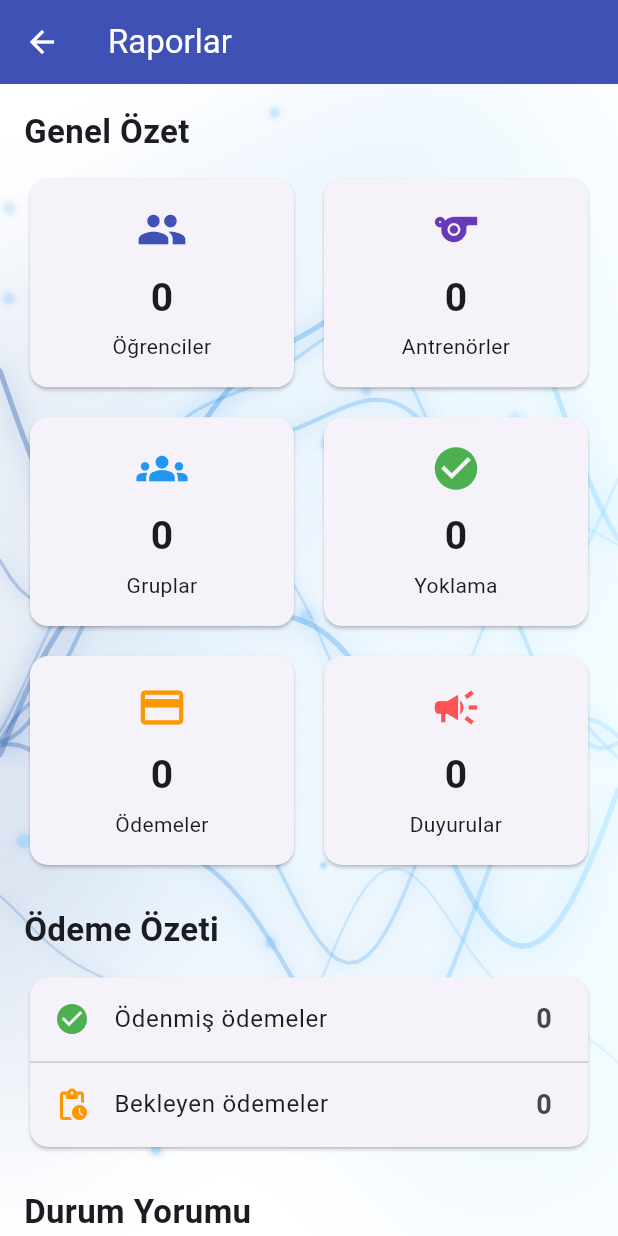
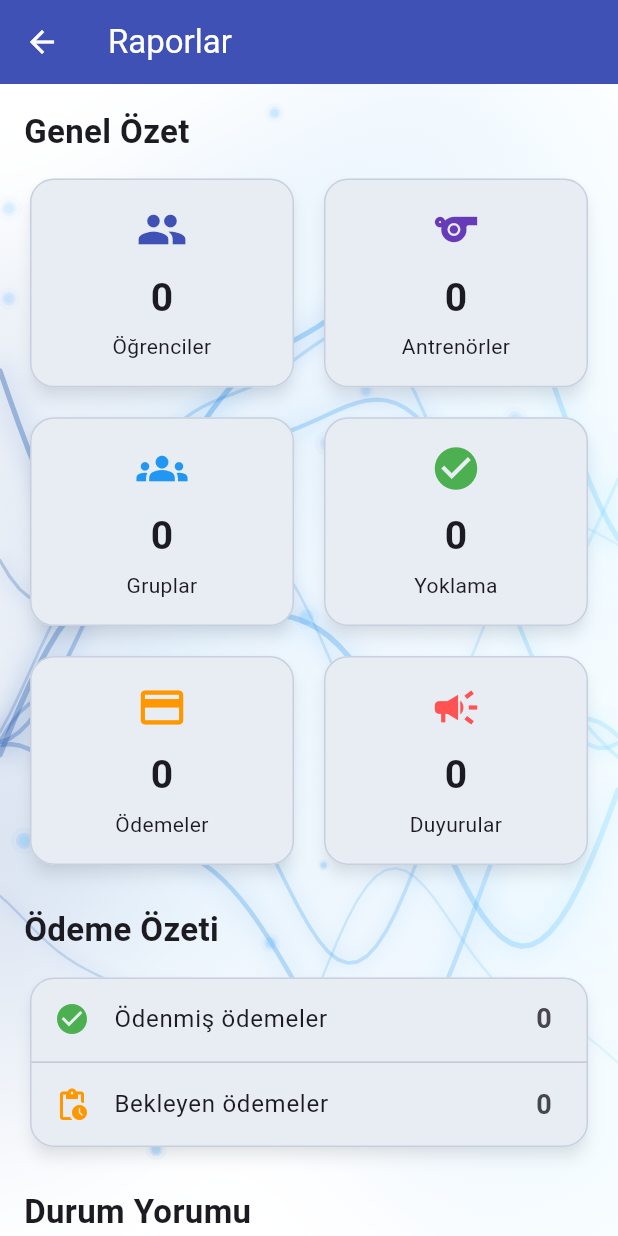
Before and after one commit to mefepalta/spor_okulu, a Flutter app: the screen it shows once a user with an empty profile is signed in, after a tap on "Raporlar", on a phone screen of 412 x 824 dp. Run offline on Flutter 3.47's test engine with Material 3 defaults, Android fonts, the phone set to English and light mode, and no system bars; our stand-ins replace cloud_firestore, firebase_auth, firebase_core, fl_chart, image_picker, shared_preferences; accounts and stored records are empty.

Commit message:
Kartlara nötr gri stil: dashboard tile'ları + global kart teması
- DashboardCard yeniden tasarlandı: nötr gri gradyan (aydınlık) / lacivert-gri
  (karanlık), 18px köşe, ikon rozeti, ince kenarlık ve belirgin gölge
- Global CardTheme (aydınlık + karanlık): tüm Card'lar (liste/detay/profil/
  bilgi sayfaları) yuvarlak köşe + nötr gri yüzey + kenarlık + yumuşak gölge;
  ekran ekran düzenleme yapmadan tam kapsam
- Mavi dalga zeminle çakışmayan, belirgin ama göze batmayan gri panel hissi
- Nötr kart tonları app_colors.dart'a eklendi

Co-Authored-By: Claude Opus 4.8 <noreply@anthropic.com>

```diff
--- a/lib/theme/app_colors.dart
+++ b/lib/theme/app_colors.dart
@@ -34,6 +34,28 @@ class AppColors {
   /// Karanlık modda kartların/AppBar'ın yüzeyi (bir ton açık lacivert).
   static const Color darkSurface2 = Color(0xFF141B30);
 
+  /// Nötr kart gradyanı (aydınlık) — mavi zeminle çakışmaması için gri tonlar.
+  /// Belirgin bir gri panel hissi için gradyan farkı bilinçli olarak açık.
+  static const List<Color> cardGradientLight = <Color>[
+    Color(0xFFF1F3F8),
+    Color(0xFFCFD6E4),
+  ];
+
+  /// Nötr kart gradyanı (karanlık) — koyu lacivert-gri tonlar.
+  static const List<Color> cardGradientDark = <Color>[
+    Color(0xFF1C2438),
+    Color(0xFF131A2B),
+  ];
+
+  /// Liste/detay kartlarının düz gri yüzeyi (aydınlık) — beyaz değil, net gri.
+  static const Color cardSurfaceLight = Color(0xFFE8ECF3);
+
+  /// Kart üzerindeki ikon rozetinin arka planı (aydınlık).
+  static const Color cardBadgeLight = Color(0xFFE2E9F6);
+
+  /// Kart kenarlığı (aydınlık) — ince ama görünür gri.
+  static const Color cardBorderLight = Color(0xFFC8D0DF);
+
   /// Dalgada kullanılan mavi geçiş tonları (soldan sağa) — aydınlık mod.
   static const List<Color> waveGradient = <Color>[
     Color(0xFF0D47A1),
--- a/lib/theme/app_theme.dart
+++ b/lib/theme/app_theme.dart
@@ -9,6 +9,18 @@ class AppTheme {
       colorScheme: ColorScheme.fromSeed(seedColor: Colors.indigo),
       useMaterial3: true,
       scaffoldBackgroundColor: AppColors.surface,
+      // Tüm kartlar (liste, detay, profil) nötr beyaz yüzey + yuvarlak köşe +
+      // ince kenarlık + yumuşak gölge; mavi zeminle çakışmaz.
+      cardTheme: CardThemeData(
+        color: AppColors.cardSurfaceLight,
+        surfaceTintColor: Colors.transparent,
+        elevation: 4,
+        shadowColor: const Color(0xFF1A2542).withValues(alpha: 0.22),
+        shape: RoundedRectangleBorder(
+          borderRadius: BorderRadius.circular(16),
+          side: const BorderSide(color: AppColors.cardBorderLight),
+        ),
+      ),
       appBarTheme: const AppBarTheme(
         backgroundColor: Colors.indigo,
         foregroundColor: Colors.white,
@@ -45,7 +57,16 @@ class AppTheme {
       useMaterial3: true,
       scaffoldBackgroundColor: AppColors.darkSurface,
       cardColor: AppColors.darkSurface2,
-      cardTheme: const CardThemeData(color: AppColors.darkSurface2),
+      cardTheme: CardThemeData(
+        color: AppColors.darkSurface2,
+        surfaceTintColor: Colors.transparent,
+        elevation: 2,
+        shadowColor: Colors.black.withValues(alpha: 0.4),
+        shape: RoundedRectangleBorder(
+          borderRadius: BorderRadius.circular(16),
+          side: BorderSide(color: Colors.white.withValues(alpha: 0.06)),
+        ),
+      ),
       appBarTheme: const AppBarTheme(
         backgroundColor: AppColors.darkSurface2,
         foregroundColor: Colors.white,
--- a/lib/widgets/dashboard_card.dart
+++ b/lib/widgets/dashboard_card.dart
@@ -1,5 +1,11 @@
 import 'package:flutter/material.dart';
 
+import '../theme/app_colors.dart';
+
+/// Dashboard'daki dokunulabilir kart.
+///
+/// Mavi dalga zeminle çakışmaması için nötr gri gradyanlı; ikon marka
+/// mavisiyle küçük bir "rozet" içinde durur. Aydınlık/karanlık moda uyar.
 class DashboardCard extends StatelessWidget {
   final IconData icon;
   final String title;
@@ -16,18 +22,59 @@ class DashboardCard extends StatelessWidget {
 
   @override
   Widget build(BuildContext context) {
-    return Card(
-      elevation: 3,
+    final isDark = Theme.of(context).brightness == Brightness.dark;
+
+    final gradient = isDark
+        ? AppColors.cardGradientDark
+        : AppColors.cardGradientLight;
+    final borderColor = isDark
+        ? Colors.white.withValues(alpha: 0.06)
+        : AppColors.cardBorderLight;
+    final badgeColor = isDark
+        ? AppColors.primary.withValues(alpha: 0.22)
+        : AppColors.cardBadgeLight;
+    final iconColor = isDark ? AppColors.sky : AppColors.primary;
+    final subtitleColor = isDark ? Colors.white70 : Colors.grey.shade600;
+    final shadowColor = isDark
+        ? Colors.black.withValues(alpha: 0.40)
+        : const Color(0xFF1A2542).withValues(alpha: 0.20);
+
+    return DecoratedBox(
+      decoration: BoxDecoration(
+        gradient: LinearGradient(
+          begin: Alignment.topLeft,
+          end: Alignment.bottomRight,
+          colors: gradient,
+        ),
+        borderRadius: BorderRadius.circular(18),
+        border: Border.all(color: borderColor),
+        boxShadow: [
+          BoxShadow(
+            color: shadowColor,
+            blurRadius: 22,
+            offset: const Offset(0, 9),
+          ),
+        ],
+      ),
+      child: Material(
+        color: Colors.transparent,
         child: InkWell(
-        borderRadius: BorderRadius.circular(8),
+          borderRadius: BorderRadius.circular(18),
           onTap: onTap,
           child: Padding(
             padding: const EdgeInsets.all(14),
             child: Column(
               mainAxisAlignment: MainAxisAlignment.center,
               children: [
-              Icon(icon, size: 38, color: Colors.indigo),
-              const SizedBox(height: 14),
+                Container(
+                  padding: const EdgeInsets.all(12),
+                  decoration: BoxDecoration(
+                    color: badgeColor,
+                    shape: BoxShape.circle,
+                  ),
+                  child: Icon(icon, size: 28, color: iconColor),
+                ),
+                const SizedBox(height: 12),
                 Flexible(
                   child: FittedBox(
                     fit: BoxFit.scaleDown,
@@ -36,21 +83,22 @@ class DashboardCard extends StatelessWidget {
                       maxLines: 1,
                       textAlign: TextAlign.center,
                       style: const TextStyle(
-                      fontSize: 20,
+                        fontSize: 19,
                         fontWeight: FontWeight.bold,
                       ),
                     ),
                   ),
                 ),
-              const SizedBox(height: 8),
+                const SizedBox(height: 6),
                 Text(
                   subtitle,
                   maxLines: 2,
                   overflow: TextOverflow.ellipsis,
                   textAlign: TextAlign.center,
-                style: TextStyle(fontSize: 15, color: Colors.grey.shade600),
+                  style: TextStyle(fontSize: 14, color: subtitleColor),
                 ),
               ],
+            ),
           ),
         ),
       ),
```
Lines whose indentation alone changed are shown as unchanged.
